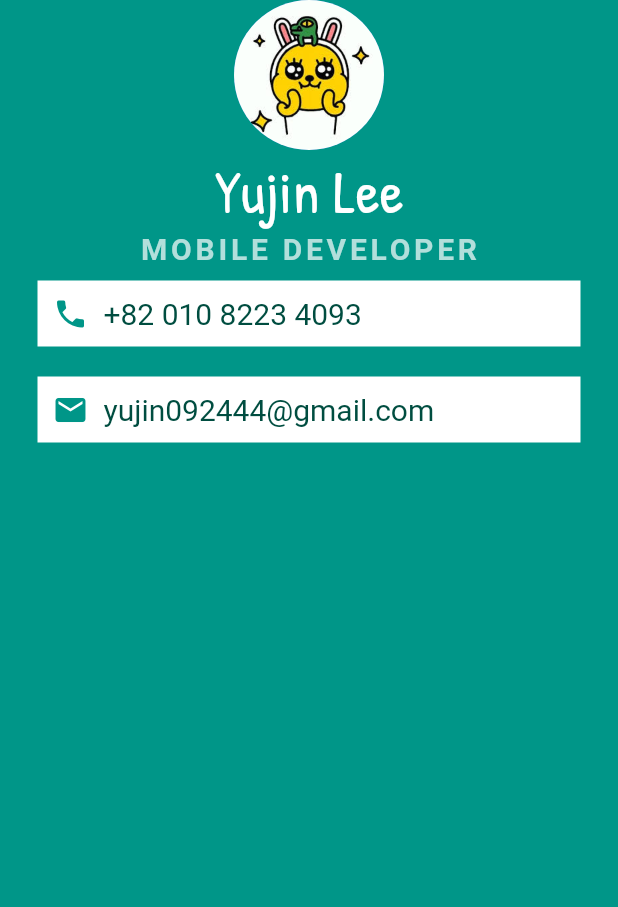
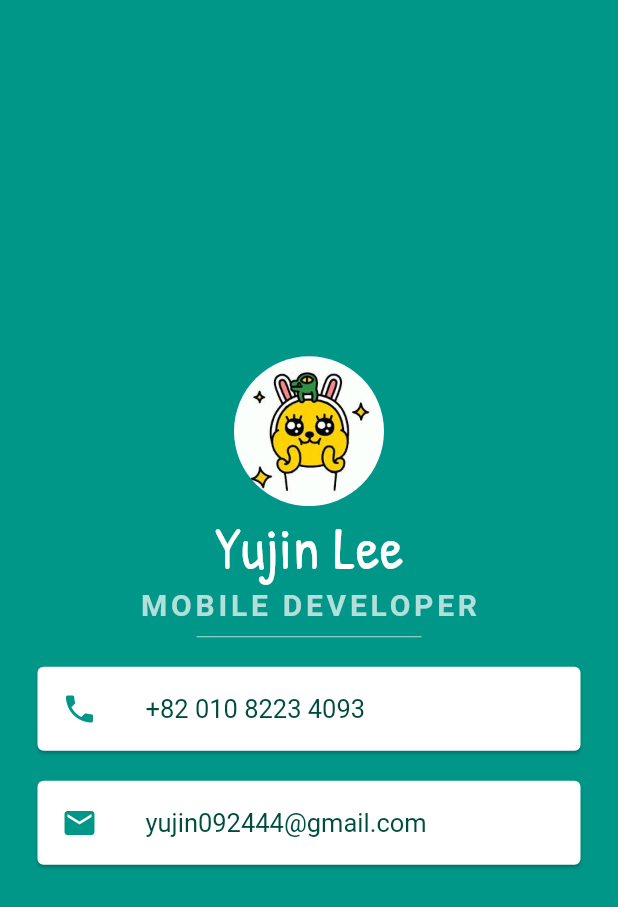
Before and after one commit to YuuJining/MyFlutter, a Flutter app: the screen it shows after launch, on a phone screen of 412 x 824 dp. Shown: the top 907 px of the screen. Run offline on Flutter 3.47's test engine with Material 2 defaults, Android fonts, the phone set to English and light mode, and no system bars; Roboto replaces fonts that are missing (ShrikHand).

Commit message:
#Challenge2_1 - MiCard(ListTile, Card)

```diff
--- a/layout_challenge/lib/main.dart
+++ b/layout_challenge/lib/main.dart
@@ -12,6 +12,7 @@ class  Myapp extends StatelessWidget {
         backgroundColor: Colors.teal,
         body:SafeArea (
           child: Column (
+            mainAxisAlignment: MainAxisAlignment.center,
             children: <Widget>[
               CircleAvatar(
                 radius: 50.0,
@@ -35,52 +36,47 @@ class  Myapp extends StatelessWidget {
                       fontWeight: FontWeight.bold,
                     ),
               ),
-              Container(
-                padding: EdgeInsets.all(10.0),
+              SizedBox(
+                height: 20.0,
+                width: 150.0,
+                child: Divider(
+                  color: Colors.teal.shade100,
+                ),
+              ),
+              Card(
                 margin: EdgeInsets.symmetric(vertical: 10.0, horizontal: 25.0),
                 color: Colors.white,
-                child: Row(
-                  children: <Widget>[
-                    Icon(
+                child: ListTile(
+                  leading: Icon(
                     Icons.phone,
                     color: Colors.teal,
                   ),
-                    SizedBox(
-                      width: 10.0,
-                    ),
-                    Text(
+                  title: Text(
                     '+82 010 8223 4093',
                     style: TextStyle(
                       color: Colors.teal.shade900,
                       fontFamily: 'ShrikHand',
-                        fontSize: 20.0,
-                      ),
-                    )
-                  ],
+                      fontSize: 17.0,
                     ),
                   ),
-              Container(
-                padding: EdgeInsets.all(10.0),
+                ),
+              ),
+              Card(
                 margin: EdgeInsets.symmetric(vertical: 10.0, horizontal: 25.0),
                 color: Colors.white,
-                child: Row(
-                  children: <Widget>[
-                    Icon(
+              child: ListTile(
+                  leading: Icon(
                     Icons.email,
                     color: Colors.teal,
                   ),
-                    SizedBox(
-                      width: 10.0,
-                    ),
-                    Text(
+                title: Text(
                   'yujin092444@gmail.com',
                   style: TextStyle(
                     color: Colors.teal.shade900,
                     fontFamily: 'ShrikHand',
-                        fontSize: 20.0,
+                    fontSize: 17.0,
                       ),
-                    )
-                  ],
+                    ),
                   ),
                 ),
             ],
@@ -96,3 +92,43 @@ class  Myapp extends StatelessWidget {
 // Container는 오직 한 개의 child만 가진다
 // padding은 내용물과 container사이의 거리
 // 여러개의 자식을 갖고 싶으면 Column() Row() 사용
+
+//Row(
+//children: <Widget>[
+//Icon(
+//Icons.email,
+//color: Colors.teal,
+//),
+//SizedBox(
+//width: 10.0,
+//),
+//Text(
+//'yujin092444@gmail.com',
+//style: TextStyle(
+//color: Colors.teal.shade900,
+//fontFamily: 'ShrikHand',
+//fontSize: 20.0,
+//),
+//)
+//],
+//),
+
+//Row(
+//children: <Widget>[
+//Icon(
+//Icons.phone,
+//color: Colors.teal,
+//),
+//SizedBox(
+//width: 10.0,
+//),
+//Text(
+//'+82 010 8223 4093',
+//style: TextStyle(
+//color: Colors.teal.shade900,
+//fontFamily: 'ShrikHand',
+//fontSize: 20.0,
+//),
+//)
+//],
+//),
--- a/layout_challenge/pubspec.yaml
+++ b/layout_challenge/pubspec.yaml
@@ -36,6 +36,6 @@ flutter:
     fonts:
     - asset: fonts/PatrickHand-Regular.ttf
 
-  - family: Shrikhand
+  - family: ShrikHand
     fonts:
-    - asset: fonts/ShirkHand-Regular.ttf
+    - asset: fonts/ShrikHand-Regular.ttf
```
Lines whose indentation alone changed are shown as unchanged.
